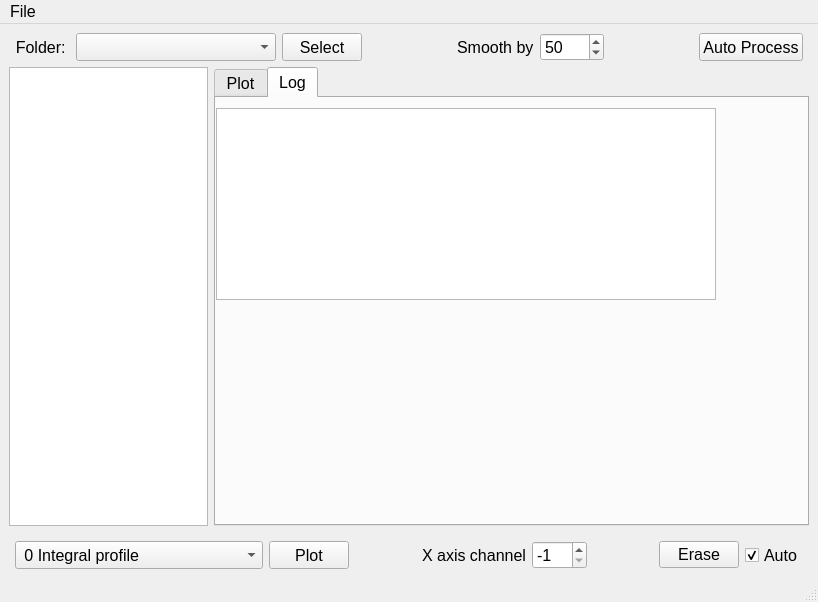
Old version of the form emittance/Emittance1.ui in the repository salinsalins/LoggerPlotterPy.
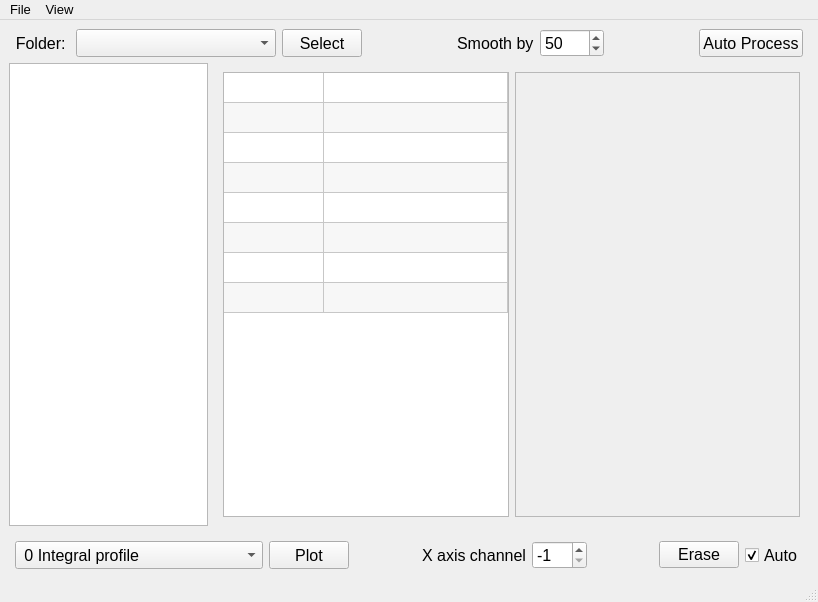
New version of the form. The open tabs and pages were chosen to show the change. Custom widgets are drawn as their Qt base class.

```diff
--- a/emittance/Emittance1.ui
+++ b/emittance/Emittance1.ui
@@ -244,7 +244,7 @@
            </widget>
           </item>
           <item>
-           <widget class="QTabWidget" name="tabWidget">
+           <widget class="QStackedWidget" name="stackedWidget">
             <property name="sizePolicy">
              <sizepolicy hsizetype="Expanding" vsizetype="Expanding">
               <horstretch>3</horstretch>
@@ -257,16 +257,7 @@
             <property name="currentIndex">
              <number>0</number>
             </property>
-            <widget class="QWidget" name="tab_1">
-             <property name="sizePolicy">
-              <sizepolicy hsizetype="Expanding" vsizetype="Expanding">
-               <horstretch>0</horstretch>
-               <verstretch>0</verstretch>
-              </sizepolicy>
-             </property>
-             <attribute name="title">
-              <string>Plot</string>
-             </attribute>
+            <widget class="QWidget" name="stackedWidgetPage1">
              <layout class="QHBoxLayout" name="horizontalLayout_4">
               <property name="margin">
                <number>0</number>
@@ -283,44 +274,145 @@
               </item>
              </layout>
             </widget>
-            <widget class="QWidget" name="tab_2">
-             <property name="sizePolicy">
-              <sizepolicy hsizetype="Expanding" vsizetype="Expanding">
-               <horstretch>0</horstretch>
-               <verstretch>0</verstretch>
-              </sizepolicy>
-             </property>
-             <attribute name="title">
-              <string>Log</string>
-             </attribute>
-             <widget class="QTextBrowser" name="textBrowser">
-              <property name="geometry">
-               <rect>
-                <x>0</x>
-                <y>10</y>
-                <width>500</width>
-                <height>192</height>
-               </rect>
-              </property>
-              <property name="sizePolicy">
-               <sizepolicy hsizetype="Expanding" vsizetype="Expanding">
-                <horstretch>0</horstretch>
-                <verstretch>0</verstretch>
-               </sizepolicy>
-              </property>
-              <property name="minimumSize">
-               <size>
-                <width>0</width>
-                <height>0</height>
-               </size>
-              </property>
-              <property name="autoFillBackground">
-               <bool>false</bool>
-              </property>
-              <property name="acceptRichText">
-               <bool>true</bool>
-              </property>
-             </widget>
+            <widget class="QWidget" name="stackedWidgetPage2">
+             <layout class="QVBoxLayout" name="verticalLayout_3">
+              <item>
+               <widget class="QTextBrowser" name="textBrowser">
+                <property name="sizePolicy">
+                 <sizepolicy hsizetype="Expanding" vsizetype="Expanding">
+                  <horstretch>0</horstretch>
+                  <verstretch>0</verstretch>
+                 </sizepolicy>
+                </property>
+                <property name="minimumSize">
+                 <size>
+                  <width>0</width>
+                  <height>0</height>
+                 </size>
+                </property>
+                <property name="autoFillBackground">
+                 <bool>false</bool>
+                </property>
+                <property name="acceptRichText">
+                 <bool>true</bool>
+                </property>
+               </widget>
+              </item>
+             </layout>
+            </widget>
+            <widget class="QWidget" name="stackedWidgetPage3">
+             <layout class="QHBoxLayout" name="horizontalLayout_5">
+              <item>
+               <widget class="QTableWidget" name="tableWidget">
+                <property name="sizePolicy">
+                 <sizepolicy hsizetype="Expanding" vsizetype="Expanding">
+                  <horstretch>1</horstretch>
+                  <verstretch>0</verstretch>
+                 </sizepolicy>
+                </property>
+                <property name="font">
+                 <font>
+                  <pointsize>10</pointsize>
+                 </font>
+                </property>
+                <property name="alternatingRowColors">
+                 <bool>true</bool>
+                </property>
+                <attribute name="horizontalHeaderVisible">
+                 <bool>false</bool>
+                </attribute>
+                <attribute name="horizontalHeaderCascadingSectionResizes">
+                 <bool>false</bool>
+                </attribute>
+                <attribute name="horizontalHeaderDefaultSectionSize">
+                 <number>100</number>
+                </attribute>
+                <attribute name="horizontalHeaderStretchLastSection">
+                 <bool>true</bool>
+                </attribute>
+                <attribute name="verticalHeaderVisible">
+                 <bool>false</bool>
+                </attribute>
+                <row>
+                 <property name="text">
+                  <string>New Row</string>
+                 </property>
+                </row>
+                <row>
+                 <property name="text">
+                  <string>New Row</string>
+                 </property>
+                </row>
+                <row>
+                 <property name="text">
+                  <string>New Row</string>
+                 </property>
+                </row>
+                <row>
+                 <property name="text">
+                  <string>New Row</string>
+                 </property>
+                </row>
+                <row>
+                 <property name="text">
+                  <string>New Row</string>
+                 </property>
+                </row>
+                <row>
+                 <property name="text">
+                  <string>New Row</string>
+                 </property>
+                </row>
+                <row>
+                 <property name="text">
+                  <string>New Row</string>
+                 </property>
+                </row>
+                <row>
+                 <property name="text">
+                  <string>New Row</string>
+                 </property>
+                </row>
+                <column>
+                 <property name="text">
+                  <string>Parameter</string>
+                 </property>
+                 <property name="font">
+                  <font>
+                   <pointsize>12</pointsize>
+                   <kerning>false</kerning>
+                  </font>
+                 </property>
+                </column>
+                <column>
+                 <property name="text">
+                  <string>Value</string>
+                 </property>
+                 <property name="font">
+                  <font>
+                   <pointsize>12</pointsize>
+                  </font>
+                 </property>
+                </column>
+               </widget>
+              </item>
+              <item>
+               <widget class="QFrame" name="frame">
+                <property name="sizePolicy">
+                 <sizepolicy hsizetype="Preferred" vsizetype="Preferred">
+                  <horstretch>1</horstretch>
+                  <verstretch>0</verstretch>
+                 </sizepolicy>
+                </property>
+                <property name="frameShape">
+                 <enum>QFrame::StyledPanel</enum>
+                </property>
+                <property name="frameShadow">
+                 <enum>QFrame::Raised</enum>
+                </property>
+               </widget>
+              </item>
+             </layout>
             </widget>
            </widget>
           </item>
@@ -575,9 +667,14 @@
      <x>0</x>
      <y>0</y>
      <width>818</width>
-     <height>20</height>
+     <height>23</height>
     </rect>
    </property>
+   <property name="font">
+    <font>
+     <pointsize>10</pointsize>
+    </font>
+   </property>
    <widget class="QMenu" name="menuFile">
     <property name="sizePolicy">
      <sizepolicy hsizetype="Preferred" vsizetype="Preferred">
@@ -587,7 +684,7 @@
     </property>
     <property name="font">
      <font>
-      <pointsize>12</pointsize>
+      <pointsize>10</pointsize>
      </font>
     </property>
     <property name="title">
@@ -596,7 +693,16 @@
     <addaction name="actionOpen"/>
     <addaction name="actionQuit"/>
    </widget>
+   <widget class="QMenu" name="menuView">
+    <property name="title">
+     <string>View</string>
+    </property>
+    <addaction name="actionPlot"/>
+    <addaction name="actionLog"/>
+    <addaction name="actionParameters"/>
+   </widget>
    <addaction name="menuFile"/>
+   <addaction name="menuView"/>
   </widget>
   <widget class="QStatusBar" name="statusbar"/>
   <action name="actionOpen">
```
Left out of the diff: 32 changed lines with no effect on the pictures.
